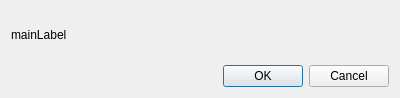
Before: the Qt Designer form plugin/controller/subcontrollers/subcontrollers/dialog/removedialog.ui in 32BT/QGIS-32BT-Feature-Annotation-Toolbar, drawn with Qt 5.
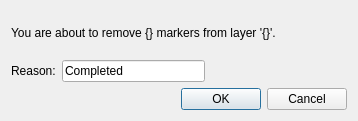
After: the same form once the commit is applied.

Commit message: Finalizing marker management

Patch:
```diff
--- a/plugin/controller/subcontrollers/subcontrollers/dialog/removedialog.ui
+++ b/plugin/controller/subcontrollers/subcontrollers/dialog/removedialog.ui
@@ -6,23 +6,50 @@
    <rect>
     <x>0</x>
     <y>0</y>
-    <width>400</width>
-    <height>98</height>
+    <width>358</width>
+    <height>121</height>
    </rect>
   </property>
   <property name="windowTitle">
    <string>Dialog</string>
   </property>
   <layout class="QVBoxLayout" name="verticalLayout">
+   <item>
+    <widget class="QLabel" name="mainLabel">
+     <property name="text">
+      <string>You are about to remove {} markers from layer '{}'.</string>
+     </property>
+    </widget>
+   </item>
    <item>
     <layout class="QHBoxLayout" name="horizontalLayout">
      <item>
-      <widget class="QLabel" name="mainLabel">
+      <widget class="QLabel" name="infoLabel">
        <property name="text">
-        <string>mainLabel</string>
+        <string>Reason:</string>
        </property>
       </widget>
      </item>
+     <item>
+      <widget class="QLineEdit" name="infoText">
+       <property name="text">
+        <string>Completed</string>
+       </property>
+      </widget>
+     </item>
+     <item>
+      <spacer name="horizontalSpacer">
+       <property name="orientation">
+        <enum>Qt::Horizontal</enum>
+       </property>
+       <property name="sizeHint" stdset="0">
+        <size>
+         <width>40</width>
+         <height>20</height>
+        </size>
+       </property>
+      </spacer>
+     </item>
     </layout>
    </item>
    <item>
```
The commit also changes 6 other files.
